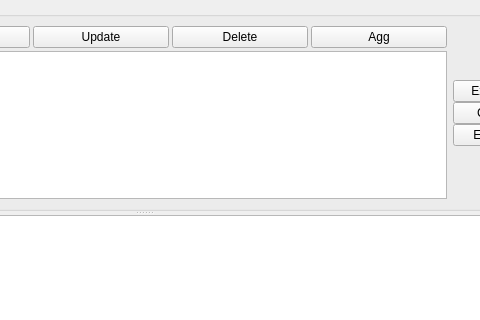
Old version of the form qml/main.ui in the repository naponmeka/monger; both pictures show x 473 to 953 and y 0 to 320 of the 1039 by 638 pixel window.
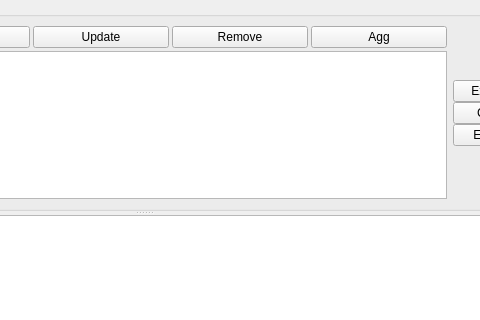
New version of the form.

The edit to the form file:
```diff
--- a/qml/main.ui
+++ b/qml/main.ui
@@ -190,7 +190,7 @@
             <item>
              <widget class="QPushButton" name="deleteBtn">
               <property name="text">
-               <string>Delete</string>
+               <string>Remove</string>
               </property>
              </widget>
             </item>
```
